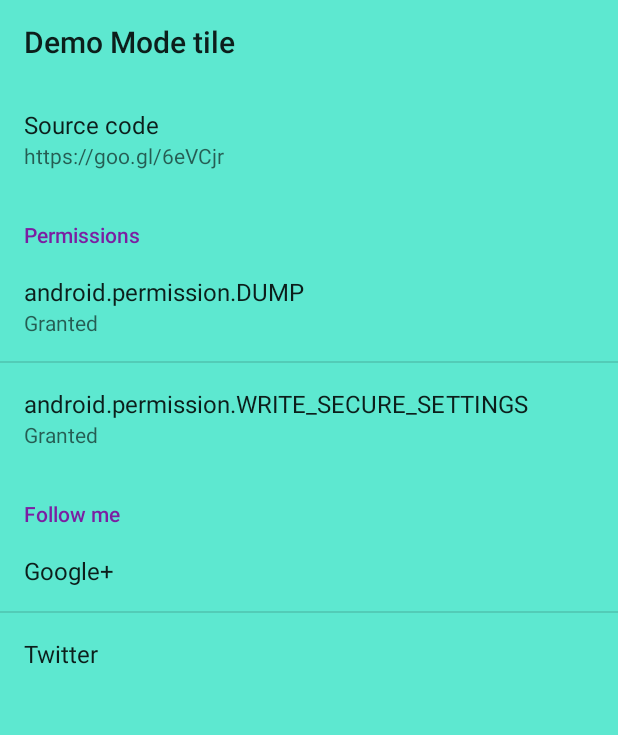
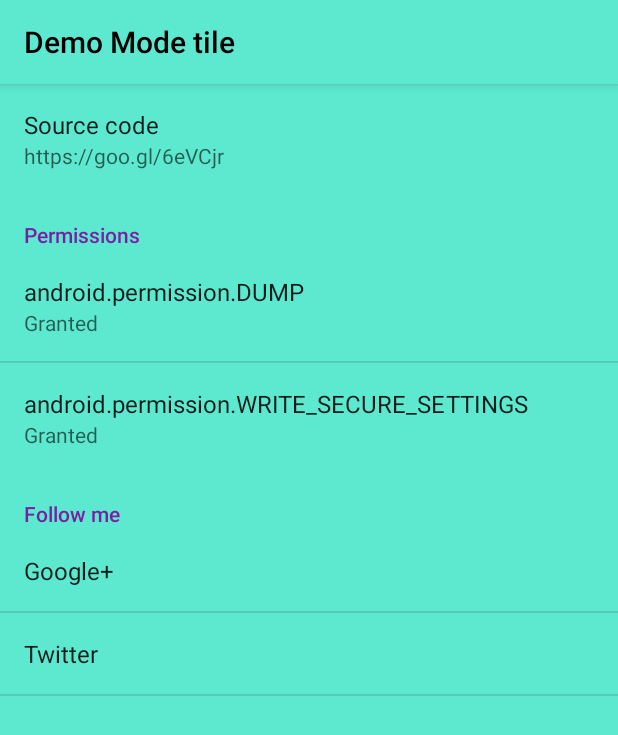
Before and after one commit to franciscofranco/Demo-Mode-tile, an Android app: the screen it shows after launch (MainActivity), on a phone screen of 412 x 824 dp. Shown: the top 735 px of the screen. Run offline under Robolectric (Android 15) with nearby library versions, the phone set to English and light mode, and no system bars; our stand-ins replace ButterKnife.

Commit message:
Update layout to remove redundant Toolbar
- The Android framework already provides a Toolbar (ActionBar) for apps using the default theme
- We don't need AppCompat for this activity because we don't need to support anything more than API 24
- This also removes a redundant null check for getIntent()

```diff
--- a/app/src/main/java/com/franco/demomode/activities/MainActivity.java
+++ b/app/src/main/java/com/franco/demomode/activities/MainActivity.java
@@ -1,14 +1,13 @@
 package com.franco.demomode.activities;
 
+import android.app.Activity;
 import android.app.AlertDialog;
 import android.os.Bundle;
 import android.preference.Preference;
 import android.preference.PreferenceFragment;
 import android.support.annotation.Nullable;
 import android.support.design.widget.Snackbar;
-import android.support.v7.app.AppCompatActivity;
 import android.view.View;
-import android.widget.Toolbar;
 
 import com.franco.demomode.R;
 import com.franco.demomode.Utils;
@@ -19,10 +18,8 @@ import butterknife.ButterKnife;
 import static com.franco.demomode.Utils.isDumpPermissionGranted;
 import static com.franco.demomode.Utils.isWriteSecureSettingsPermissionGranted;
 
-public class MainActivity extends AppCompatActivity {
-    @BindView(R.id.toolbar)
-    protected Toolbar toolbar;
-    @BindView(R.id.root_layout)
+public class MainActivity extends Activity {
+    @BindView(R.id.prefs_frame)
     protected View rootLayout;
 
     @Override
@@ -31,23 +28,19 @@ public class MainActivity extends AppCompatActivity {
         setContentView(R.layout.activity_main);
         ButterKnife.bind(this);
 
-        setActionBar(toolbar);
-
         getFragmentManager().beginTransaction().replace(R.id.prefs_frame, new SettingsFragment()).commit();
 
-        if (getIntent() != null) {
         if (getIntent().getAction() != null) {
             if (getIntent().getAction().equals(Utils.MISSING_PERMISSION)) {
                 final Snackbar snackbar = Snackbar.make(rootLayout,
                         R.string.permissions_need_to_be_granted, Snackbar.LENGTH_INDEFINITE);
-                    snackbar.setAction(R.string.ok, new View.OnClickListener() {
+                snackbar.setAction(android.R.string.ok, new View.OnClickListener() {
                     @Override
                     public void onClick(View view) {
                         snackbar.dismiss();
                     }
                 });
                 snackbar.show();
-                }
             }
         }
     }
--- a/app/src/main/res/layout/activity_main.xml
+++ b/app/src/main/res/layout/activity_main.xml
@@ -1,19 +1,7 @@
 <?xml version="1.0" encoding="utf-8"?>
-<LinearLayout
-    android:id="@+id/root_layout"
+<FrameLayout
+    android:id="@+id/prefs_frame"
     xmlns:android="http://schemas.android.com/apk/res/android"
     android:layout_width="match_parent"
     android:layout_height="match_parent"
-    android:orientation="vertical">
-
-    <Toolbar
-        android:id="@+id/toolbar"
-        android:layout_width="match_parent"
-        android:layout_height="?attr/actionBarSize"/>
-
-    <FrameLayout
-        android:id="@+id/prefs_frame"
-        android:layout_width="match_parent"
-        android:layout_height="wrap_content"/>
-
-</LinearLayout>
+    android:orientation="vertical" />
--- a/app/src/main/res/values/colors.xml
+++ b/app/src/main/res/values/colors.xml
@@ -1,5 +1,7 @@
 <?xml version="1.0" encoding="utf-8"?>
 <resources>
     <color name="primary">#5DE8D0</color>
+    <!-- TODO: Add primary dark for status bar theming -->
+    <color name="primaryDark">@color/primary</color>
     <color name="accent">#7B1FA2</color>
 </resources>
--- a/app/src/main/res/values/styles.xml
+++ b/app/src/main/res/values/styles.xml
@@ -1,10 +1,11 @@
 <resources>
 
-    <style name="DemoModeTheme" parent="Theme.AppCompat.Light.NoActionBar">
-        <item name="colorPrimary">@color/primary</item>
-        <item name="colorPrimaryDark">@color/primary</item>
+    <style name="DemoModeTheme" parent="android:Theme.Material.Light.DarkActionBar">
+        <item name="android:colorPrimary">@color/primary</item>
         <item name="android:colorAccent">@color/accent</item>
+        <item name="android:colorPrimaryDark">@color/primaryDark</item>
         <item name="android:windowBackground">@color/primary</item>
+        <item name="android:titleTextColor">@android:color/primary_text_light</item>
         <item name="android:windowLightStatusBar">true</item>
     </style>
 </resources>
```
Lines whose indentation alone changed are shown as unchanged.
